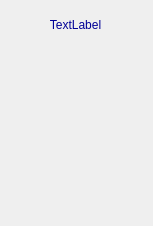
Before: the Qt Designer form ui/modifierWidget.ui in ThomasTab/Maerthan-Arcane-Editor, drawn with Qt 5.
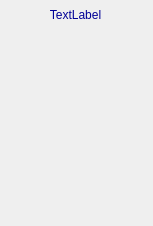
After: the same form once the commit is applied. Icons and pictures are not drawn.

Commit message: Added window name and fixed ui issues

Patch:
```diff
--- a/ui/modifierWidget.ui
+++ b/ui/modifierWidget.ui
@@ -36,9 +36,9 @@
    <property name="geometry">
     <rect>
      <x>0</x>
-     <y>10</y>
+     <y>-1</y>
      <width>151</width>
-     <height>30</height>
+     <height>31</height>
     </rect>
    </property>
    <property name="sizePolicy">
@@ -73,9 +73,9 @@
    <property name="geometry">
     <rect>
      <x>0</x>
-     <y>40</y>
+     <y>30</y>
      <width>151</width>
-     <height>181</height>
+     <height>191</height>
     </rect>
    </property>
    <layout class="QVBoxLayout" name="verticalLayoutAttributes">
```
The commit also changes 1 other file.
